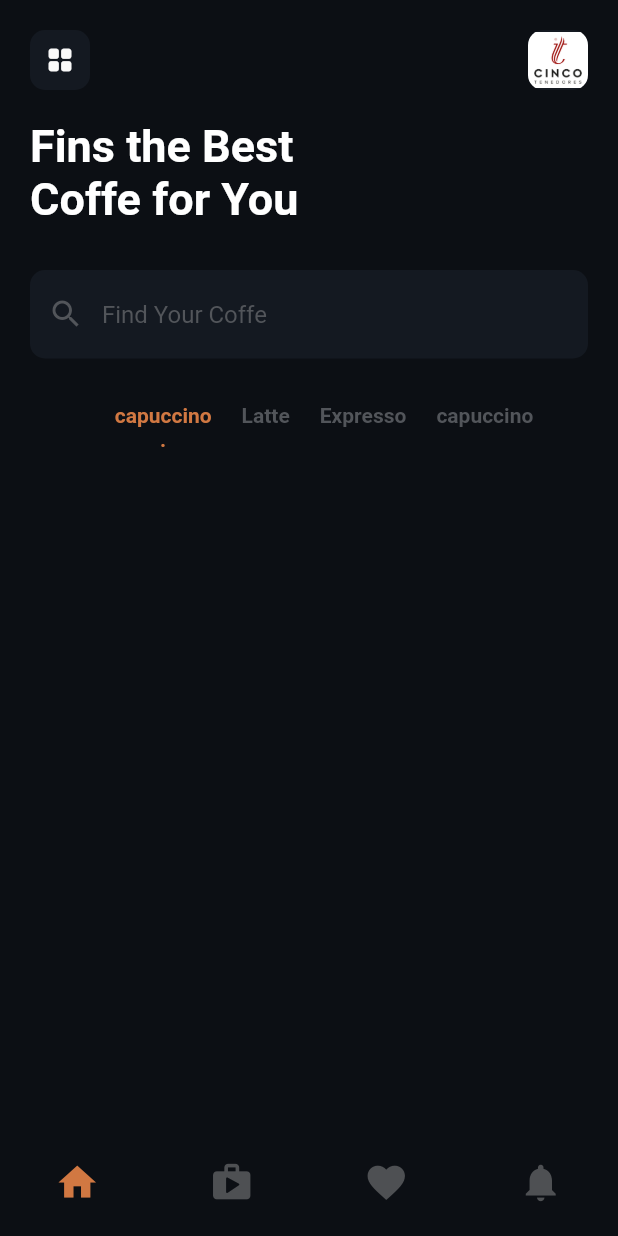
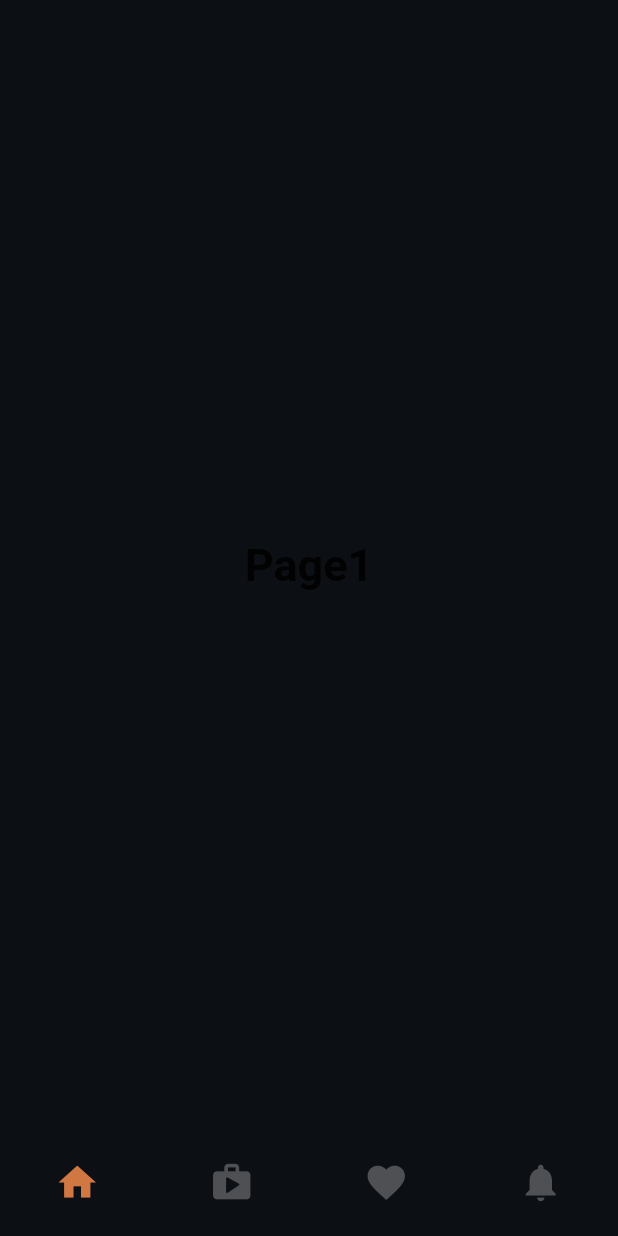
Before and after one commit to reynaldo57/restaurant_modelo_1, a Flutter app: the screen it shows after launch, on a phone screen of 412 x 824 dp. Run offline on Flutter 3.47's test engine with Material 2 defaults, Android fonts, the phone set to English and light mode, and no system bars.

Commit message:
segundo commit

```diff
--- a/lib/screens/home_screen.dart
+++ b/lib/screens/home_screen.dart
@@ -5,31 +5,31 @@ class HomeScreen extends StatefulWidget {
   _HomeScreenState createState() => _HomeScreenState();
 }
 
-Widget buildCoffeCategory({categoryName, isSelected}) {
-  return Padding(
-    padding: const EdgeInsets.only(left: 20),
-    child: Column(
-      children: [
-        Text(
-          categoryName,
-          style: TextStyle(
-            fontWeight: FontWeight.bold,
-            color: isSelected ? Color(0xffd17842) : Color(0xff52555a),
-          ),
-        ),
-        isSelected
-            ? Text(
-                ".",
-                style: TextStyle(
-                  fontWeight: FontWeight.bold,
-                  color: Color(0xffd17842),
-                ),
-              )
-            : Text("")
-      ],
-    ),
-  );
-}
+// Widget buildCoffeCategory({categoryName, isSelected}) {
+//   return Padding(
+//     padding: const EdgeInsets.only(left: 20),
+//     child: Column(
+//       children: [
+//         Text(
+//           categoryName,
+//           style: TextStyle(
+//             fontWeight: FontWeight.bold,
+//             color: isSelected ? Color(0xffd17842) : Color(0xff52555a),
+//           ),
+//         ),
+//         isSelected
+//             ? Text(
+//                 ".",
+//                 style: TextStyle(
+//                   fontWeight: FontWeight.bold,
+//                   color: Color(0xffd17842),
+//                 ),
+//               )
+//             : Text("")
+//       ],
+//     ),
+//   );
+// }
 
 class _HomeScreenState extends State<HomeScreen> {
   int _selectedIndex = 0;
@@ -40,126 +40,126 @@ class _HomeScreenState extends State<HomeScreen> {
   static List<Widget> _widgetOption = <Widget>[
     // HomePage(),
 
-    Scaffold(
-      backgroundColor: Color(0xff0c0f14),
-      body: SafeArea(
-        child: SingleChildScrollView(
-          physics: BouncingScrollPhysics(),
-          child: Column(
-            mainAxisAlignment: MainAxisAlignment.spaceEvenly,
-            children: [
-              SizedBox(
-                height: 20,
-              ),
-              Padding(
-                padding: const EdgeInsets.symmetric(horizontal: 20),
-                child: Row(
-                  mainAxisAlignment: MainAxisAlignment.spaceBetween,
-                  children: [
-                    Container(
-                      height: 40,
-                      width: 40,
-                      decoration: BoxDecoration(
-                        color: Color(0xff141921),
-                        borderRadius: BorderRadius.circular(10.0),
-                      ),
-                      child: Icon(
-                        Icons.grid_view_rounded,
-                        color: Color(0xFFFAFAFA),
-                        size: 20,
-                      ),
-                    ),
-                    Container(
-                      height: 40,
-                      width: 40,
-                      decoration: BoxDecoration(
-                          color: Color(0xff141921),
-                          borderRadius: BorderRadius.circular(10.0),
-                          image: DecorationImage(
-                              image: AssetImage("assets/images/logo.png"))),
-                    ),
-                  ],
-                ),
-              ),
-              SizedBox(
-                height: 20,
-              ),
-              Padding(
-                padding: const EdgeInsets.symmetric(horizontal: 20),
-                child: Column(
-                  crossAxisAlignment: CrossAxisAlignment.stretch,
-                  children: [
-                    Text(
-                      "Fins the Best",
-                      style: TextStyle(
-                        fontSize: 30,
-                        fontWeight: FontWeight.w600,
-                        color: Colors.white,
-                      ),
-                    ),
-                    Text(
-                      "Coffe for You",
-                      style: TextStyle(
-                        fontSize: 30,
-                        fontWeight: FontWeight.w600,
-                        color: Colors.white,
-                      ),
-                    ),
-                  ],
-                ),
-              ),
-              Padding(
-                padding:
-                    const EdgeInsets.symmetric(horizontal: 20, vertical: 30),
-                child: TextField(
-                  style: TextStyle(color: Colors.white),
-                  decoration: InputDecoration(
-                    prefixIcon: Icon(
-                      Icons.search,
-                      color: Color(0xff52555a),
-                    ),
-                    hintText: "Find Your Coffe",
-                    hintStyle: TextStyle(
-                      color: Color(0xff52555a),
-                    ),
-                    fillColor: Color(0xff141921),
-                    filled: true,
-                    border: OutlineInputBorder(
-                      borderSide: BorderSide.none,
-                      borderRadius: BorderRadius.circular(10.0),
-                    ),
-                  ),
-                ),
-              ),
-              SingleChildScrollView(
-                physics: BouncingScrollPhysics(),
-                scrollDirection: Axis.horizontal,
-                child: Row(
-                  children: [
-                    buildCoffeCategory(
-                        categoryName: "capuccino", isSelected: true
-                    ),
-                    buildCoffeCategory(
-                        categoryName: "Latte", isSelected: false
-                    ),
-                    buildCoffeCategory(
-                        categoryName: "Expresso", isSelected: false
-                    ),
-                    buildCoffeCategory(
-                        categoryName: "capuccino", isSelected: false
-                    ),
-                  ],
-                ),
-              ),
-
-              SingleChildScrollView(
-
-              )
-            ],
-          ),
-        ),
-      ),
-    ),
+    // Scaffold(
+    //   backgroundColor: Color(0xff0c0f14),
+    //   body: SafeArea(
+    //     child: SingleChildScrollView(
+    //       physics: BouncingScrollPhysics(),
+    //       child: Column(
+    //         mainAxisAlignment: MainAxisAlignment.spaceEvenly,
+    //         children: [
+    //           SizedBox(
+    //             height: 20,
+    //           ),
+    //           Padding(
+    //             padding: const EdgeInsets.symmetric(horizontal: 20),
+    //             child: Row(
+    //               mainAxisAlignment: MainAxisAlignment.spaceBetween,
+    //               children: [
+    //                 Container(
+    //                   height: 40,
+    //                   width: 40,
+    //                   decoration: BoxDecoration(
+    //                     color: Color(0xff141921),
+    //                     borderRadius: BorderRadius.circular(10.0),
+    //                   ),
+    //                   child: Icon(
+    //                     Icons.grid_view_rounded,
+    //                     color: Color(0xFFFAFAFA),
+    //                     size: 20,
+    //                   ),
+    //                 ),
+    //                 Container(
+    //                   height: 40,
+    //                   width: 40,
+    //                   decoration: BoxDecoration(
+    //                       color: Color(0xff141921),
+    //                       borderRadius: BorderRadius.circular(10.0),
+    //                       image: DecorationImage(
+    //                           image: AssetImage("assets/images/logo.png"))),
+    //                 ),
+    //               ],
+    //             ),
+    //           ),
+    //           SizedBox(
+    //             height: 20,
+    //           ),
+    //           Padding(
+    //             padding: const EdgeInsets.symmetric(horizontal: 20),
+    //             child: Column(
+    //               crossAxisAlignment: CrossAxisAlignment.stretch,
+    //               children: [
+    //                 Text(
+    //                   "Fins the Best",
+    //                   style: TextStyle(
+    //                     fontSize: 30,
+    //                     fontWeight: FontWeight.w600,
+    //                     color: Colors.white,
+    //                   ),
+    //                 ),
+    //                 Text(
+    //                   "Coffe for You",
+    //                   style: TextStyle(
+    //                     fontSize: 30,
+    //                     fontWeight: FontWeight.w600,
+    //                     color: Colors.white,
+    //                   ),
+    //                 ),
+    //               ],
+    //             ),
+    //           ),
+    //           Padding(
+    //             padding:
+    //                 const EdgeInsets.symmetric(horizontal: 20, vertical: 30),
+    //             child: TextField(
+    //               style: TextStyle(color: Colors.white),
+    //               decoration: InputDecoration(
+    //                 prefixIcon: Icon(
+    //                   Icons.search,
+    //                   color: Color(0xff52555a),
+    //                 ),
+    //                 hintText: "Find Your Coffe",
+    //                 hintStyle: TextStyle(
+    //                   color: Color(0xff52555a),
+    //                 ),
+    //                 fillColor: Color(0xff141921),
+    //                 filled: true,
+    //                 border: OutlineInputBorder(
+    //                   borderSide: BorderSide.none,
+    //                   borderRadius: BorderRadius.circular(10.0),
+    //                 ),
+    //               ),
+    //             ),
+    //           ),
+    //           SingleChildScrollView(
+    //             physics: BouncingScrollPhysics(),
+    //             scrollDirection: Axis.horizontal,
+    //             child: Row(
+    //               children: [
+    //                 buildCoffeCategory(
+    //                     categoryName: "capuccino", isSelected: true
+    //                 ),
+    //                 buildCoffeCategory(
+    //                     categoryName: "Latte", isSelected: false
+    //                 ),
+    //                 buildCoffeCategory(
+    //                     categoryName: "Expresso", isSelected: false
+    //                 ),
+    //                 buildCoffeCategory(
+    //                     categoryName: "capuccino", isSelected: false
+    //                 ),
+    //               ],
+    //             ),
+    //           ),
+    //
+    //           SingleChildScrollView(
+    //
+    //           )
+    //         ],
+    //       ),
+    //     ),
+    //   ),
+    // ),
 
     Text(
       "Page1",
```
